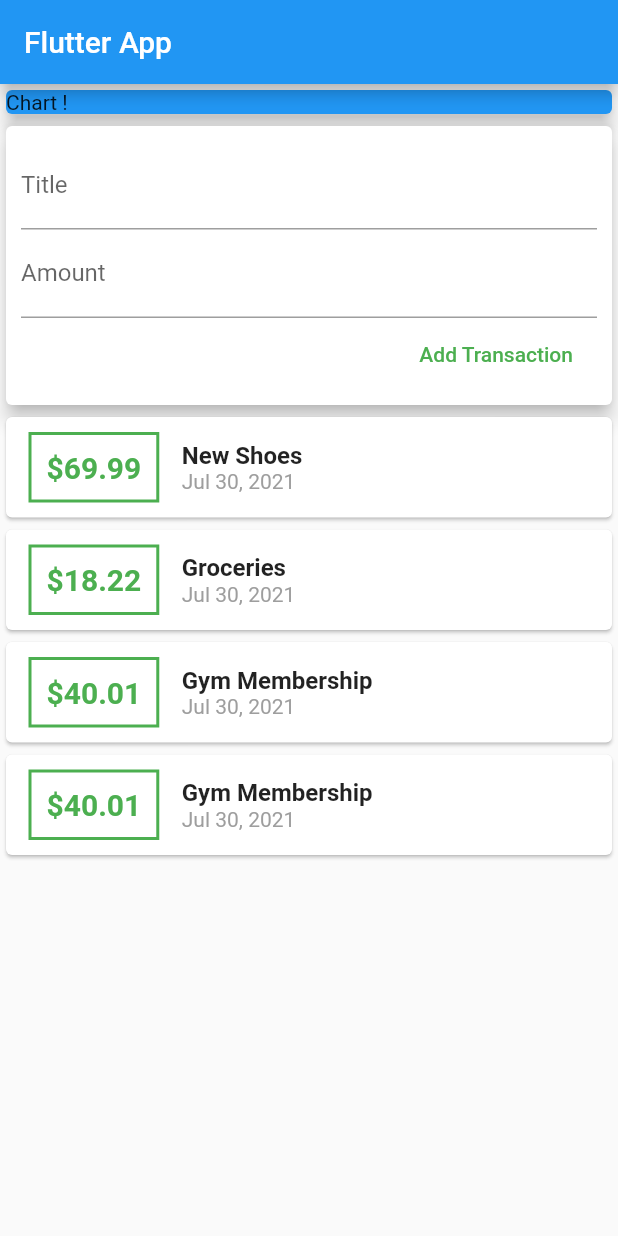
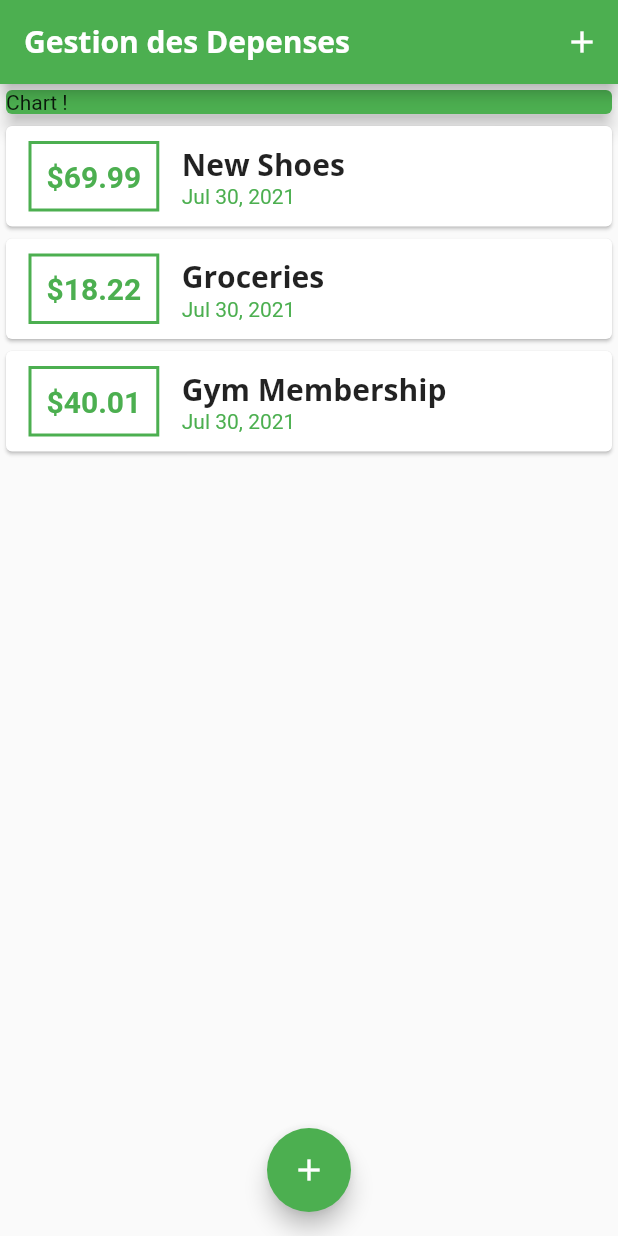
Before and after one commit to HumHumDude/FlutDepense, a Flutter app: the screen it shows after launch, on a phone screen of 412 x 824 dp. Run offline on Flutter 3.47's test engine with Material 2 defaults, Android fonts, the phone set to English and light mode, and no system bars.

Commit message:
PopUp menu for forms + styled theme + fonts

```diff
--- a/lib/main.dart
+++ b/lib/main.dart
@@ -1,5 +1,10 @@
+import 'dart:ui';
+
+import 'package:expense/widgets/new_transaction.dart';
 import 'package:flutter/material.dart';
-import './widgets/user_transaction.dart';
+import './widgets/new_transaction.dart';
+import './widgets/transaction_list.dart';
+import './models/transaction.dart';
 
 void main() {
   runApp(MyApp());
@@ -14,21 +19,96 @@ class _MyAppState extends State<MyApp> {
   @override
   Widget build(BuildContext context) {
     return MaterialApp(
-      title: 'Flutter App',
+      title: 'Gestion des Depenses',
+      theme: ThemeData(
+          primarySwatch: Colors.green,
+          fontFamily: 'Quicksand',
+          textTheme: ThemeData.light().textTheme.copyWith(
+                headline6: TextStyle(
+                  fontFamily: 'OpenSans',
+                  fontSize: 20,
+                  fontWeight: FontWeight.bold,
+                ),
+              ),
+          appBarTheme: AppBarTheme(
+            textTheme: ThemeData.light().textTheme.copyWith(
+                  headline6: TextStyle(
+                    fontFamily: 'OpenSans',
+                    fontSize: 20,
+                    fontWeight: FontWeight.bold,
+                  ),
+                ),
+          )),
       home: MyHomePage(),
     );
   }
 }
 
-class MyHomePage extends StatelessWidget {
+class MyHomePage extends StatefulWidget {
   // late String titleInput;
   // late String amountInput;
+  @override
+  _MyHomePageState createState() => _MyHomePageState();
+}
+
+class _MyHomePageState extends State<MyHomePage> {
+  final List<Transaction> _userTransaction = [
+    Transaction(
+      id: 't1',
+      title: 'New Shoes',
+      amount: 69.99,
+      date: DateTime.now(),
+    ),
+    Transaction(
+      id: 't2',
+      title: 'Groceries',
+      amount: 18.22,
+      date: DateTime.now(),
+    ),
+    Transaction(
+      id: 't3',
+      title: 'Gym Membership',
+      amount: 40.01,
+      date: DateTime.now(),
+    ),
+  ];
+  // ignore: unused_element
+  void _addNewTransaction(String txTitle, double txAmount) {
+    final newTx = Transaction(
+      title: txTitle,
+      amount: txAmount,
+      date: DateTime.now(),
+      id: DateTime.now().toString(),
+    );
+    setState(() {
+      _userTransaction.add(newTx);
+    });
+  }
+
+  void _startAddNewTransaction(BuildContext context) {
+    showModalBottomSheet(
+      context: context,
+      builder: (bContext) {
+        return GestureDetector(
+          onTap: () {},
+          child: NewTransaction(_addNewTransaction),
+          behavior: HitTestBehavior.opaque,
+        );
+      },
+    );
+  }
 
   @override
   Widget build(BuildContext context) {
     return Scaffold(
       appBar: AppBar(
-        title: Text('Flutter App'),
+        title: Text('Gestion des Depenses'),
+        actions: <Widget>[
+          IconButton(
+            icon: Icon(Icons.add),
+            onPressed: () => _startAddNewTransaction(context),
+          )
+        ],
       ),
       body: SingleChildScrollView(
         child: Column(
@@ -38,14 +118,19 @@ class MyHomePage extends StatelessWidget {
             Container(
               width: double.infinity,
               child: Card(
-                color: Colors.blue,
+                color: Theme.of(context).primaryColor,
                 child: Text('Chart !'),
                 elevation: 5,
               ),
             ),
-            userTransactions(),
+            TransactionList(_userTransaction),
           ],
         ),
+      ),
+      floatingActionButtonLocation: FloatingActionButtonLocation.centerFloat,
+      floatingActionButton: FloatingActionButton(
+        child: Icon(Icons.add),
+        onPressed: () => _startAddNewTransaction(context),
       ),
     );
   }
--- a/lib/widgets/transaction_list.dart
+++ b/lib/widgets/transaction_list.dart
@@ -9,9 +9,8 @@ class TransactionList extends StatelessWidget {
   Widget build(BuildContext context) {
     return Container(
       height: 300,
-      child: SingleChildScrollView(
-        child: Column(
-          children: transactions.map((tx) {
+      child: ListView.builder(
+        itemBuilder: (context, index) {
           return Card(
             child: Row(
               children: <Widget>[
@@ -20,27 +19,28 @@ class TransactionList extends StatelessWidget {
                   margin: EdgeInsets.symmetric(vertical: 10, horizontal: 15),
                   decoration: BoxDecoration(
                       border: Border.all(
-                      color: Colors.green,
+                    color: Theme.of(context).primaryColor,
                     width: 2,
                   )),
-                    child: Text('\$${tx.amount}',
+                  child: Text(
+                    '\$${transactions[index].amount.toStringAsFixed(2)}',
                     style: TextStyle(
                         fontWeight: FontWeight.bold,
                         fontSize: 20,
-                            color: Colors.green)),
+                        color: Theme.of(context).primaryColor),
+                  ),
                 ),
                 Column(
                   crossAxisAlignment: CrossAxisAlignment.start,
                   children: <Widget>[
                     Text(
-                        tx.title,
-                        style: TextStyle(
-                            fontSize: 16, fontWeight: FontWeight.bold),
+                      transactions[index].title,
+                      style: Theme.of(context).textTheme.title,
                     ),
                     Text(
-                        DateFormat.yMMMd().format(tx.date),
+                      DateFormat.yMMMd().format(transactions[index].date),
                       style: TextStyle(
-                          color: Colors.grey,
+                        color: Theme.of(context).primaryColor,
                       ),
                     ),
                   ],
@@ -48,8 +48,8 @@ class TransactionList extends StatelessWidget {
               ],
             ),
           );
-          }).toList(),
-        ),
+        },
+        itemCount: transactions.length,
       ),
     );
   }
```
Also changed, not shown: lib/widgets/new_transaction.dart (+25 -7 lines), lib/widgets/user_transaction.dart (+72 -0 lines), pubspec.yaml (+16 -6 lines), assets/fonts/OpenSans-Bold.ttf (added), assets/fonts/OpenSans-Regular.ttf (added), assets/fonts/Quicksand-Bold.ttf (added), assets/fonts/Quicksand-Light.ttf (added), assets/fonts/Quicksand-Medium.ttf (added), assets/fonts/Quicksand-Regular.ttf (added). Lines whose indentation alone changed are shown as unchanged.
